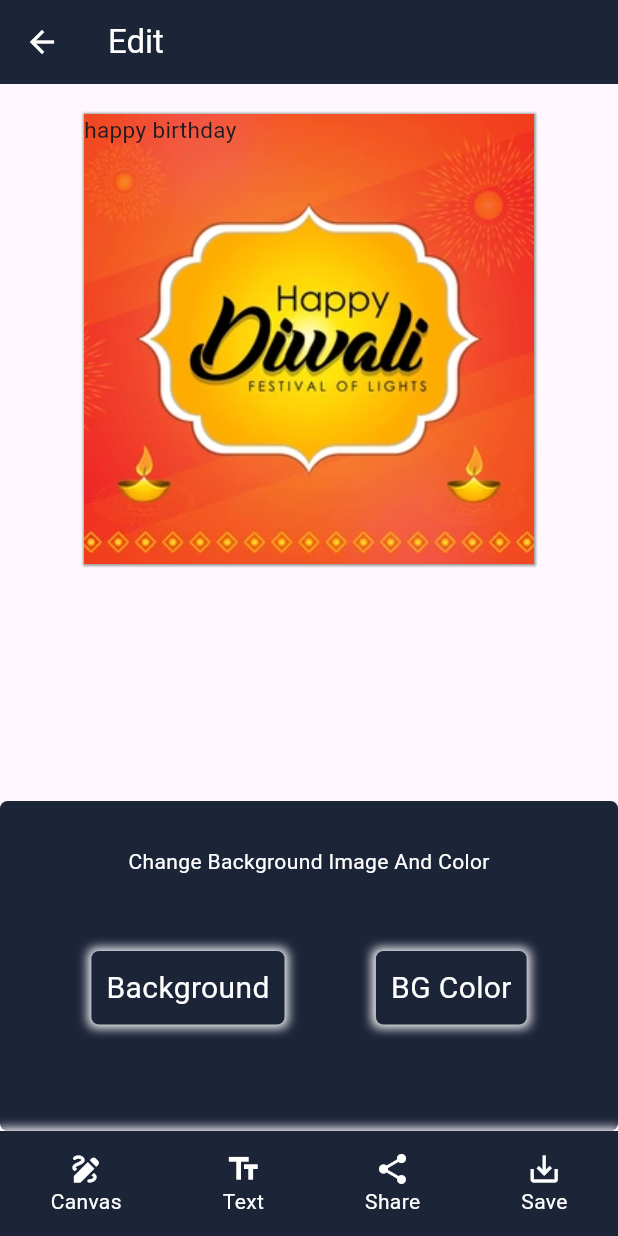
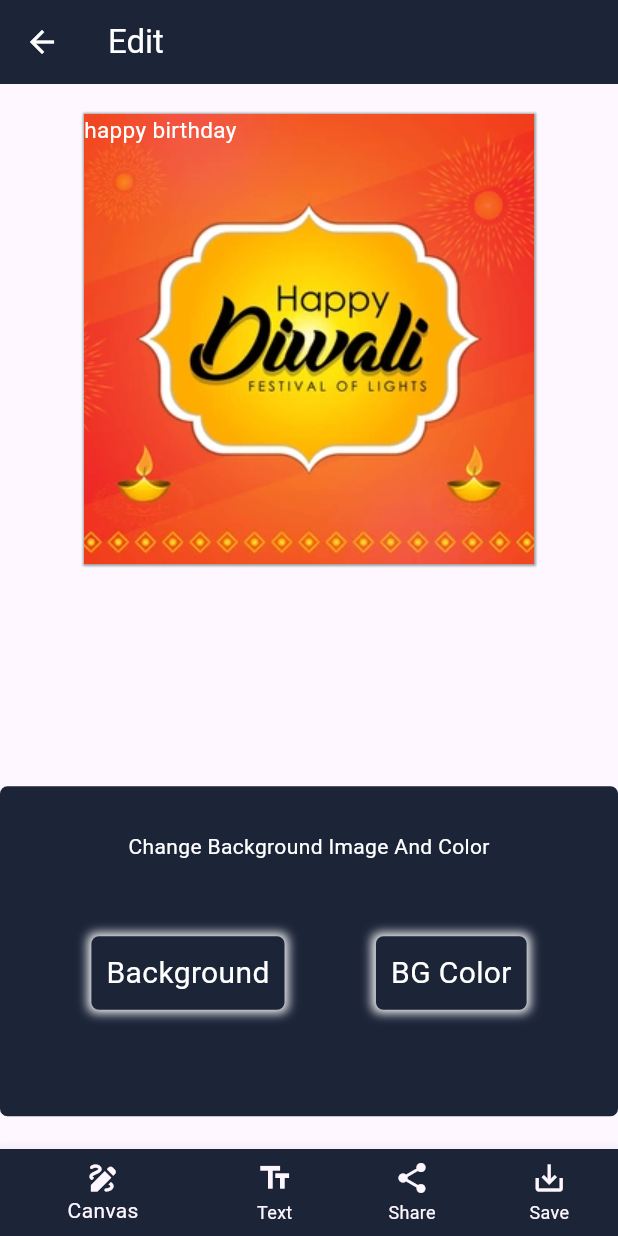
Before and after one commit to Aksharpatel06/festival_poster_app, a Flutter app: the Edit_screen screen opened by its route, on a phone screen of 412 x 824 dp. Run offline on Flutter 3.47's test engine with Material 3 defaults, Android fonts, the phone set to English and light mode, and no system bars; our stand-ins replace google_fonts, image_gallery_saver; missing offline and left inert: flutter_hsvcolor_picker, share_extend.

Commit message:
03-04-2024

```diff
--- a/lib/utils/global_variable.dart
+++ b/lib/utils/global_variable.dart
@@ -1,4 +1,5 @@
 import 'package:flutter/material.dart';
+import 'package:flutter/services.dart';
 
 bool isfestival = true;
 int postviewIndex =0;
@@ -7,5 +8,4 @@ int backgroungindex =0;
 int backgroundcolorindex =0;
 bool isImageandColor =true;
 Color color = Colors.white;
-TextEditingController txtname = TextEditingController(text: 'happy birthday');
-double fontofsize =15;
+Uint8List? imgdata;
--- a/lib/utils/text.dart
+++ b/lib/utils/text.dart
@@ -5,3 +5,19 @@ double bottem =0;
 double left =0;
 double right =0;
 int alignmentindex =0;
+List TextEditingControllerlist=[];
+TextEditingController txtname = TextEditingController(text: 'happy birthday');
+double fontofsize =15;
+List Colorlist =[
+  Colors.white,
+  Colors.blueGrey,
+  Colors.blue,
+  Colors.lightGreen,
+  Colors.amber,
+  Colors.black,
+  Colors.grey,
+  Colors.yellowAccent,
+  Colors.green,
+  Colors.orange,
+];
+int textcolorindex=0;
--- a/lib/view/editscreen/Editscreen.dart
+++ b/lib/view/editscreen/Editscreen.dart
@@ -1,10 +1,18 @@
+import 'dart:io';
+
 import 'package:festival_poster_app/utils/text.dart';
 import 'package:flutter/material.dart';
+import 'package:flutter/rendering.dart';
+import 'package:flutter/services.dart';
 import 'package:flutter/widgets.dart';
+import 'package:image_gallery_saver/image_gallery_saver.dart';
+import 'package:path_provider/path_provider.dart';
+import 'package:share_extend/share_extend.dart';
 import '../../utils/colorlist.dart';
 import '../../utils/festivallist.dart';
 import '../../utils/global_variable.dart';
 import "package:flutter_hsvcolor_picker/flutter_hsvcolor_picker.dart";
+import 'dart:ui' as ui;
 
 class Edit_screen extends StatefulWidget {
   const Edit_screen({super.key});
@@ -12,7 +20,7 @@ class Edit_screen extends StatefulWidget {
   @override
   State<Edit_screen> createState() => _Edit_screenState();
 }
-
+GlobalKey imgkey = GlobalKey();
 class _Edit_screenState extends State<Edit_screen> {
   @override
   Widget build(BuildContext context) {
@@ -31,6 +39,8 @@ class _Edit_screenState extends State<Edit_screen> {
             child: SingleChildScrollView(
               child: Container(
                 alignment: Alignment.center,
+                child: RepaintBoundary(
+                  key: imgkey,
                   child: Column(
                     children: [
                       const SizedBox(
@@ -50,7 +60,8 @@ class _Edit_screenState extends State<Edit_screen> {
                             color: (!isImageandColor && backgroundcolorindex == 0)
                                 ? color
                                 : null,
-                          gradient: (!isImageandColor && backgroundcolorindex > 0)
+                            gradient:
+                                (!isImageandColor && backgroundcolorindex > 0)
                                     ? LinearGradient(
                                         colors: colorgrid[backgroundcolorindex],
                                       )
@@ -68,15 +79,24 @@ class _Edit_screenState extends State<Edit_screen> {
                                           fit: BoxFit.cover,
                                         )
                                       : null),
-                            Positioned(top:top,
+                              Positioned(
+                                  top: top,
                                   bottom: bottem,
                                   left: left,
                                   right: right,
-                                child: Container(height: 300,
-                                    width: 300,child: Text(txtname.text,style: TextStyle(fontSize: fontofsize),)))
+                                  child: Container(
+                                      height: 300,
+                                      width: 300,
+                                      child: Text(
+                                        txtname.text,
+                                        style: TextStyle(
+                                            fontSize: fontofsize,
+                                            color: Colorlist[textcolorindex]),
+                                      )))
                             ],
                           ))
                     ],
+                  ),
                 ),
               ),
             ),
@@ -120,6 +140,7 @@ class _Edit_screenState extends State<Edit_screen> {
                         InkWell(
                             onTap: () {
                               setState(() {
+                                TextEditingControllerlist.add(txtname.text);
                                 editindex = 1;
                               });
                             },
@@ -138,20 +159,159 @@ class _Edit_screenState extends State<Edit_screen> {
                     const SizedBox(
                       height: 5,
                     ),
-                    TextField(style: TextStyle(color: Colors.white),
+                    TextField(
+                      style: TextStyle(color: Colors.white),
                       controller: txtname,
                       decoration: InputDecoration(
                           border: OutlineInputBorder(
                         borderRadius: BorderRadius.all(Radius.circular(5)),
+                      )),
                     )
+                  ],
+                ),
+              ), //8
+              Container(
+                padding: const EdgeInsets.all(10),
+                decoration: const BoxDecoration(
+                  color: Color(0xff1c2438),
+                  borderRadius: BorderRadius.all(Radius.circular(5)),
+                ),
+                child: Column(
+                  children: [
+                    const SizedBox(
+                      height: 15,
+                    ),
+                    Row(
+                      mainAxisAlignment: MainAxisAlignment.spaceBetween,
+                      children: [
+                        const Text(
+                          'Edit Your Text color',
+                          style: TextStyle(color: Colors.white, fontSize: 15),
+                        ),
+                        InkWell(
+                            onTap: () {
+                              setState(() {
+                                editindex = 1;
+                              });
+                            },
+                            child: const Icon(
+                              Icons.done,
+                              color: Colors.white,
+                            ))
+                      ],
+                    ),
+                    const SizedBox(
+                      height: 5,
+                    ),
+                    Divider(
+                      thickness: 2,
+                    ),
+                    const SizedBox(
+                      height: 5,
+                    ),
+                    GridView.builder(
+                      itemCount: Colorlist.length,
+                      physics: PageScrollPhysics(),
+                      shrinkWrap: true,
+                      gridDelegate: SliverGridDelegateWithFixedCrossAxisCount(
+                          crossAxisCount: 5),
+                      itemBuilder: (context, index) => InkWell(
+                        onTap: () {
+                          setState(() {
+                            textcolorindex = index;
+                            (index == 0)
+                                ? showDialog(
+                                context: context,
+                                builder: (context) => AlertDialog(
+                                  title: const Text('Pick your color'),
+                                  content: Container(
+                                    height: 500,
+                                    width: 300,
+                                    child: ColorPicker(
+                                      color: color,
+                                      onChanged: (value) {
+                                        setState(() {
+                                          color = value;
+                                          backgroundcolorindex = index;
+                                          isImageandColor = false;
+                                        });
+                                      },
+                                      initialPicker: Picker.paletteHue,
+                                    ),
+                                  ),
+                                  actions: [
+                                    InkWell(
+                                        onTap: () {
+                                          Navigator.of(context).pop();
+                                        },
+                                        child: const Text("save"))
+                                  ],
+                                ))
+                                : null;
+                          });
+                        },
+                        child: Padding(
+                          padding: const EdgeInsets.all(8.0),
+                          child: Container(
+                            decoration: BoxDecoration(
+                                shape: BoxShape.circle,
+                                color: Colorlist[index]),
+                          ),
+                        ),
                       ),
                     )
                   ],
                 ),
-              )//8
+              ) //9
             ],
           ),
-          bottomnavigator(),
+        ],
+      ),
+      bottomNavigationBar: BottomNavigationBar(
+        showUnselectedLabels: true,
+
+        unselectedLabelStyle: TextStyle(color: Colors.white),
+        items: [
+          BottomNavigationBarItem(
+              icon: InkWell(
+                  onTap: () {
+                    setState(() {
+                      editindex = 0;
+                    });
+                  },
+                  child: Icon(Icons.draw)),
+              label: 'Canvas',backgroundColor: Color(0xff1c2438),),
+          BottomNavigationBarItem(
+              icon: InkWell(
+                  onTap: () {
+                    setState(() {
+                      editindex = 1;
+                    });
+                  },
+                  child: Icon(Icons.text_fields)),
+              label: 'Text'),
+          BottomNavigationBarItem(
+              icon: InkWell(
+                  onTap: () async{
+
+                      RenderRepaintBoundary? boundray = imgkey.currentContext!.findRenderObject() as RenderRepaintBoundary;
+                      ui.Image image = await boundray.toImage();
+                      ByteData? bytedata = await image.toByteData(format: ui.ImageByteFormat.png);
+                      imgdata = bytedata!.buffer.asUint8List();
+                      ImageGallerySaver.saveImage(imgdata!,name: 'poster',quality: 100);
+                  },
+                  child: Icon(Icons.share)),
+              label: 'Share'),
+          BottomNavigationBarItem(
+              icon: InkWell(
+                  onTap: () async{
+                    final directory =await getApplicationDocumentsDirectory();
+                    File fileImage = await File('${directory.path}/img.png').create();
+                    fileImage.writeAsBytesSync(imgdata!);
+                    await ShareExtend.share(fileImage.path, 'festival');
+                  },
+                  child: Icon(Icons.save_alt)),
+              label: 'Save'),
         ],
       ),
     );
@@ -211,12 +371,14 @@ class _Edit_screenState extends State<Edit_screen> {
                       'Alignament',
                       style: TextStyle(color: Colors.white),
                     ),
-                            SizedBox(height: 5,),
+                    SizedBox(
+                      height: 5,
+                    ),
                     InkWell(
                       onTap: () {
                         setState(() {
-                                  bottem+=4;
-                                  top-=4;
+                          bottem += 4;
+                          top -= 4;
                         });
                       },
                       child: Padding(
@@ -244,7 +406,9 @@ class _Edit_screenState extends State<Edit_screen> {
                         ),
                       ),
                     ),
-                            SizedBox(height: 5,),
+                    SizedBox(
+                      height: 5,
+                    ),
                     Row(
                       mainAxisAlignment: MainAxisAlignment.spaceBetween,
                       children: [
@@ -254,8 +418,8 @@ class _Edit_screenState extends State<Edit_screen> {
                         InkWell(
                           onTap: () {
                             setState(() {
-                                      right+=4;
-                                      left-=4;
+                              right += 4;
+                              left -= 4;
                             });
                           },
                           child: Container(
@@ -270,7 +434,8 @@ class _Edit_screenState extends State<Edit_screen> {
                                   spreadRadius: 0.5,
                                 )
                               ],
-                                      borderRadius: BorderRadius.all(Radius.circular(5)),
+                              borderRadius:
+                                  BorderRadius.all(Radius.circular(5)),
                               color: Color(0xff1c2438),
                             ),
                             child: Icon(
@@ -286,8 +451,8 @@ class _Edit_screenState extends State<Edit_screen> {
                         InkWell(
                           onTap: () {
                             setState(() {
-                                      right-=4;
-                                      left+=4;
+                              right -= 4;
+                              left += 4;
                             });
                           },
                           child: Container(
@@ -302,7 +467,8 @@ class _Edit_screenState extends State<Edit_screen> {
                                   spreadRadius: 0.5,
                                 )
                               ],
-                                      borderRadius: BorderRadius.all(Radius.circular(5)),
+                              borderRadius:
+                                  BorderRadius.all(Radius.circular(5)),
                               color: Color(0xff1c2438),
                             ),
                             child: Icon(
@@ -320,8 +486,8 @@ class _Edit_screenState extends State<Edit_screen> {
                     InkWell(
                       onTap: () {
                         setState(() {
-                                  top+=4;
-                                  bottem-=4;
+                          top += 4;
+                          bottem -= 4;
                         });
                       },
                       child: Padding(
@@ -361,7 +527,9 @@ class _Edit_screenState extends State<Edit_screen> {
                         style: TextStyle(color: Colors.white),
                       ),
                     ),
-                            SizedBox(height: 10,),
+                    SizedBox(
+                      height: 10,
+                    ),
                     Row(
                       children: [
                         InkWell(
@@ -382,7 +550,8 @@ class _Edit_screenState extends State<Edit_screen> {
                                   spreadRadius: 0.5,
                                 )
                               ],
-                                      borderRadius: BorderRadius.all(Radius.circular(5)),
+                              borderRadius:
+                                  BorderRadius.all(Radius.circular(5)),
                               color: Color(0xff1c2438),
                             ),
                             child: Text(
@@ -412,7 +581,8 @@ class _Edit_screenState extends State<Edit_screen> {
                                   spreadRadius: 0.5,
                                 )
                               ],
-                                      borderRadius: BorderRadius.all(Radius.circular(5)),
+                              borderRadius:
+                                  BorderRadius.all(Radius.circular(5)),
                               color: Color(0xff1c2438),
                             ),
                             child: Text(
@@ -647,7 +817,7 @@ class _Edit_screenState extends State<Edit_screen> {
               InkWell(
                 onTap: () {
                   setState(() {
-                    editindex=8;
+                    editindex = 8;
                   });
                 },
                 child: Container(
@@ -726,7 +896,13 @@ class _Edit_screenState extends State<Edit_screen> {
                   style: TextStyle(color: Colors.white, fontSize: 18),
                 ),
               ),
-              Container(
+              InkWell(
+                onTap: () {
+                  setState(() {
+                    editindex = 9;
+                  });
+                },
+                child: Container(
                   width: 130,
                   alignment: Alignment.center,
                   padding: const EdgeInsets.all(10),
@@ -744,6 +920,7 @@ class _Edit_screenState extends State<Edit_screen> {
                   child: const Text(
                     'Font Color',
                     style: TextStyle(color: Colors.white, fontSize: 18),
+                  ),
                 ),
               ),
             ],
@@ -910,11 +1087,6 @@ class _Edit_screenState extends State<Edit_screen> {
             ),
           ),
           InkWell(
-            onTap: () {
-              setState(() {
-                editindex = 3;
-              });
-            },
             child: const Column(
               mainAxisAlignment: MainAxisAlignment.center,
               children: [
--- a/pubspec.yaml
+++ b/pubspec.yaml
@@ -37,6 +37,9 @@ dependencies:
   cupertino_icons: ^1.0.2
   google_fonts: ^6.2.1
   flutter_hsvcolor_picker: ^1.5.0
+  image_gallery_saver: ^2.0.3
+  share_extend: any
+  path_provider: any
 
 dev_dependencies:
   flutter_test:
```
Also changed, not shown: pubspec.lock. Lines whose indentation alone changed are shown as unchanged.
